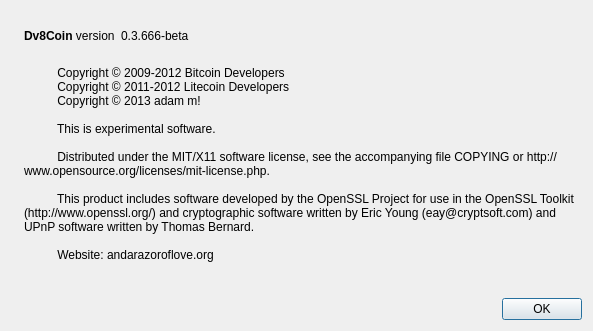
Old version of the form src/qt/forms/aboutdialog.ui in the repository JurisKhan/dv8coin.
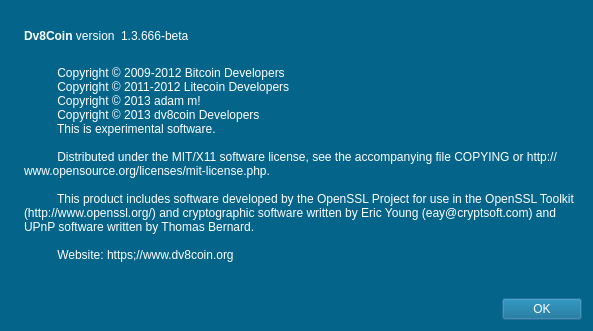
New version of the form. Icons and pictures are not drawn.

The edit to the form file:
```diff
--- a/src/qt/forms/aboutdialog.ui
+++ b/src/qt/forms/aboutdialog.ui
@@ -13,6 +13,10 @@
   <property name="windowTitle">
    <string>About Dv8Coin</string>
   </property>
+  <property name="styleSheet">
+   <string notr="true">background-color:#04648A;
+color:white;</string>
+  </property>
   <layout class="QHBoxLayout" name="horizontalLayout_2">
    <item>
     <widget class="QLabel" name="label_4">
@@ -27,6 +31,10 @@
        <family>Segoe UI</family>
       </font>
      </property>
+     <property name="styleSheet">
+      <string notr="true">background-color:#04648A;
+color:white;</string>
+     </property>
      <property name="pixmap">
       <pixmap resource="../bitcoin.qrc">:/images/about</pixmap>
      </property>
@@ -41,6 +49,10 @@
          <family>Segoe UI</family>
         </font>
        </property>
+       <property name="styleSheet">
+        <string notr="true">background-color:#04648A;
+color:white;</string>
+       </property>
        <property name="orientation">
         <enum>Qt::Vertical</enum>
        </property>
@@ -64,6 +76,10 @@
          <property name="cursor">
           <cursorShape>IBeamCursor</cursorShape>
          </property>
+         <property name="styleSheet">
+          <string notr="true">background-color:#04648A;
+color:white;</string>
+         </property>
          <property name="text">
           <string>&lt;b&gt;Dv8Coin&lt;/b&gt; version</string>
          </property>
@@ -82,8 +98,12 @@
          <property name="cursor">
           <cursorShape>IBeamCursor</cursorShape>
          </property>
+         <property name="styleSheet">
+          <string notr="true">background-color:#04648A;
+color:white;</string>
+         </property>
          <property name="text">
-          <string notr="true">0.3.666-beta</string>
+          <string notr="true">1.3.666-beta</string>
          </property>
          <property name="textFormat">
           <enum>Qt::RichText</enum>
@@ -100,6 +120,10 @@
            <family>Segoe UI</family>
           </font>
          </property>
+         <property name="styleSheet">
+          <string notr="true">background-color:#04648A;
+color:white;</string>
+         </property>
          <property name="orientation">
           <enum>Qt::Horizontal</enum>
          </property>
@@ -123,19 +147,23 @@
        <property name="cursor">
         <cursorShape>IBeamCursor</cursorShape>
        </property>
+       <property name="styleSheet">
+        <string notr="true">background-color:#04648A;
+color:white;</string>
+       </property>
        <property name="text">
         <string>
           Copyright © 2009-2012 Bitcoin Developers
           Copyright © 2011-2012 Litecoin Developers
           Copyright © 2013 adam m!
-
+          Copyright © 2013 dv8coin Developers
           This is experimental software.
 
           Distributed under the MIT/X11 software license, see the accompanying file COPYING or http://www.opensource.org/licenses/mit-license.php.
 
           This product includes software developed by the OpenSSL Project for use in the OpenSSL Toolkit (http://www.openssl.org/) and cryptographic software written by Eric Young (eay@cryptsoft.com) and UPnP software written by Thomas Bernard.
 
-          Website: andarazoroflove.org
+          Website: https;//www.dv8coin.org
         </string>
        </property>
        <property name="wordWrap">
@@ -153,6 +181,10 @@
          <family>Segoe UI</family>
         </font>
        </property>
+       <property name="styleSheet">
+        <string notr="true">background-color:#04648A;
+color:white;</string>
+       </property>
        <property name="orientation">
         <enum>Qt::Vertical</enum>
        </property>
@@ -171,6 +203,10 @@
          <family>Segoe UI</family>
         </font>
        </property>
+       <property name="styleSheet">
+        <string notr="true">background-color:#04648A;
+color:white;</string>
+       </property>
        <property name="orientation">
         <enum>Qt::Horizontal</enum>
        </property>
```
